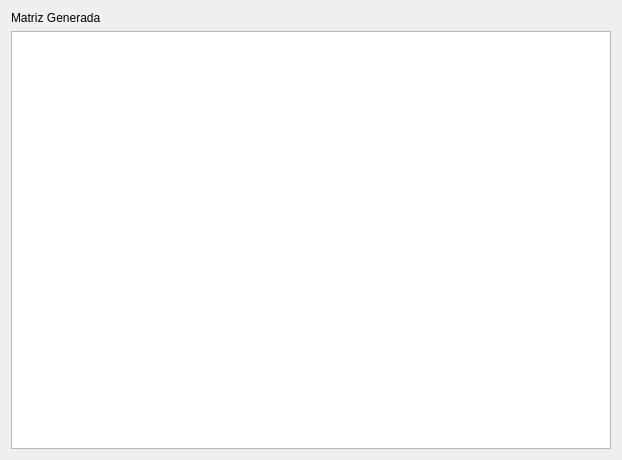
Old version of the form src/Forms/ventanamatriz.ui in the repository camilortte/QtSecuen.
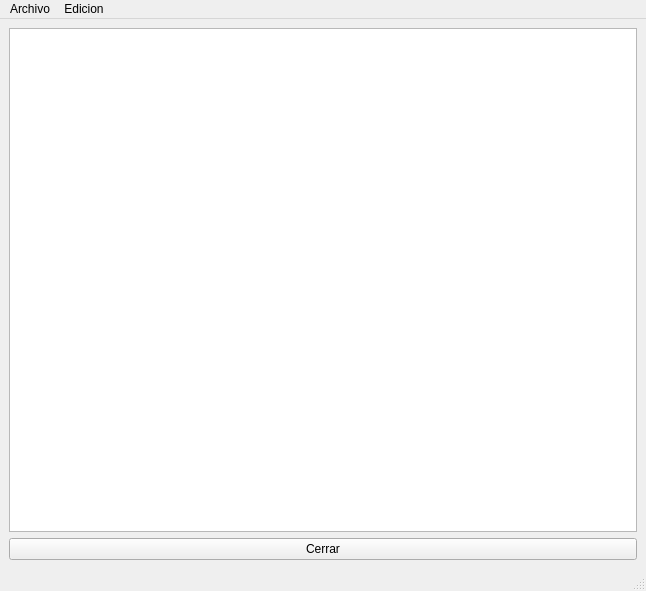
New version of the form.

Patch:
```diff
--- a/src/Forms/ventanamatriz.ui
+++ b/src/Forms/ventanamatriz.ui
@@ -1,44 +1,109 @@
 <?xml version="1.0" encoding="UTF-8"?>
 <ui version="4.0">
  <class>VentanaMatriz</class>
- <widget class="QWidget" name="VentanaMatriz">
+ <widget class="QMainWindow" name="VentanaMatriz">
   <property name="geometry">
    <rect>
     <x>0</x>
     <y>0</y>
-    <width>622</width>
-    <height>460</height>
+    <width>646</width>
+    <height>591</height>
    </rect>
   </property>
-  <property name="minimumSize">
-   <size>
-    <width>622</width>
-    <height>460</height>
-   </size>
-  </property>
   <property name="windowTitle">
    <string>Matriz generada</string>
   </property>
+  <widget class="QWidget" name="centralwidget">
   <layout class="QVBoxLayout" name="verticalLayout_2">
    <item>
     <layout class="QVBoxLayout" name="verticalLayout">
-     <item>
-      <widget class="QLabel" name="label">
-       <property name="text">
-        <string>Matriz Generada</string>
-       </property>
-      </widget>
-     </item>
      <item>
       <widget class="QTextBrowser" name="salida_textBrowser">
+        <property name="verticalScrollBarPolicy">
+         <enum>Qt::ScrollBarAsNeeded</enum>
+        </property>
+        <property name="horizontalScrollBarPolicy">
+         <enum>Qt::ScrollBarAsNeeded</enum>
+        </property>
        <property name="lineWrapMode">
         <enum>QTextEdit::NoWrap</enum>
        </property>
-      </widget>
-     </item>
+        <property name="readOnly">
+         <bool>false</bool>
+        </property>
+       </widget>
+      </item>
+      <item>
+       <widget class="QPushButton" name="pushButton_cerrarMatriz">
+        <property name="text">
+         <string>Cerrar</string>
+        </property>
+       </widget>
+      </item>
     </layout>
    </item>
   </layout>
+  </widget>
+  <widget class="QMenuBar" name="menubar">
+   <property name="geometry">
+    <rect>
+     <x>0</x>
+     <y>0</y>
+     <width>646</width>
+     <height>21</height>
+    </rect>
+   </property>
+   <widget class="QMenu" name="menuGuardar_Matriz">
+    <property name="title">
+     <string>Archivo</string>
+    </property>
+    <addaction name="actionGuardar_matriz"/>
+    <addaction name="separator"/>
+    <addaction name="actionSalir"/>
+   </widget>
+   <widget class="QMenu" name="menuEdicion">
+    <property name="title">
+     <string>Edicion</string>
+    </property>
+    <addaction name="actionCopiar"/>
+    <addaction name="actionCortar"/>
+    <addaction name="actionPegar"/>
+    <addaction name="actionSeleccionar_Todo"/>
+   </widget>
+   <addaction name="menuGuardar_Matriz"/>
+   <addaction name="menuEdicion"/>
+  </widget>
+  <widget class="QStatusBar" name="statusbar"/>
+  <action name="actionGuardar_matriz">
+   <property name="text">
+    <string>Guardar matriz</string>
+   </property>
+  </action>
+  <action name="actionSalir">
+   <property name="text">
+    <string>Cerrar esta Ventana</string>
+   </property>
+  </action>
+  <action name="actionCortar">
+   <property name="text">
+    <string>Cortar</string>
+   </property>
+  </action>
+  <action name="actionCopiar">
+   <property name="text">
+    <string>Copiar</string>
+   </property>
+  </action>
+  <action name="actionPegar">
+   <property name="text">
+    <string>Pegar</string>
+   </property>
+  </action>
+  <action name="actionSeleccionar_Todo">
+   <property name="text">
+    <string>Seleccionar Todo</string>
+   </property>
+  </action>
  </widget>
  <resources/>
  <connections/>
```
Left out of the diff: 2 changed lines with no effect on the pictures. Lines whose indentation alone changed are shown as unchanged.
